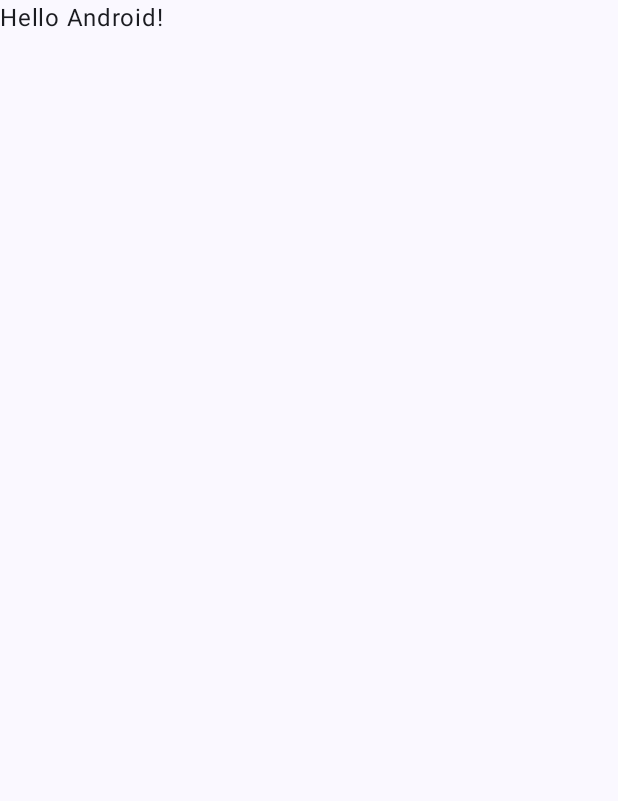
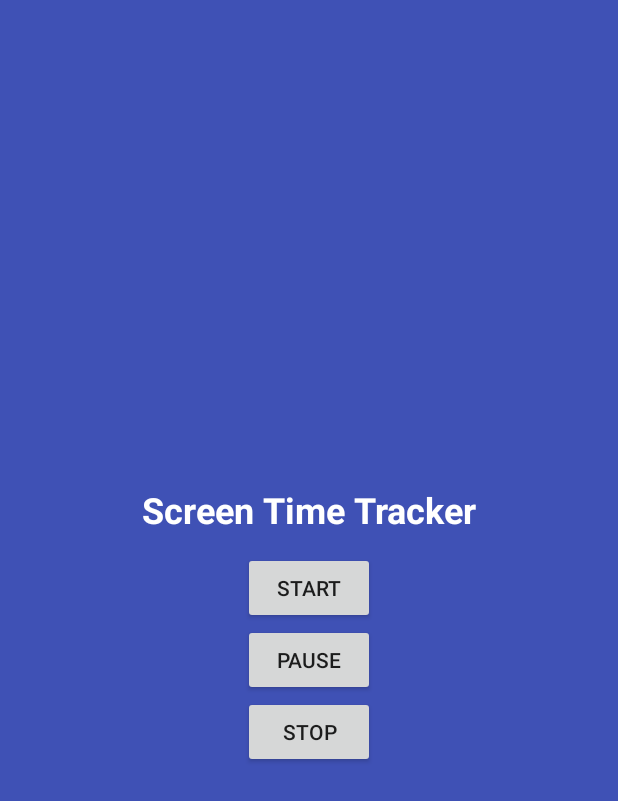
Before and after one commit to tanuxxx/ScreenTimeReminder, an Android app built with Jetpack Compose: the screen it shows after launch (MainActivity), on a phone screen of 412 x 824 dp. Before the commit the part shown is almost empty. Shown: the top 801 px of the screen. Run offline under Robolectric (Android 15) with nearby library versions, the phone set to English and light mode, and no system bars.

```diff
--- a/app/src/main/java/com/app/screentimereminder/MainActivity.kt
+++ b/app/src/main/java/com/app/screentimereminder/MainActivity.kt
@@ -5,37 +5,34 @@ import android.content.Intent
 import android.content.pm.PackageManager
 import android.os.Build
 import android.os.Bundle
+import android.os.Handler
+import android.os.Looper
+import android.widget.Button
+import android.widget.TextView
 import androidx.activity.ComponentActivity
-import androidx.activity.compose.setContent
-import androidx.activity.enableEdgeToEdge
-import androidx.compose.foundation.layout.fillMaxSize
-import androidx.compose.foundation.layout.padding
-import androidx.compose.material3.Button
-import androidx.compose.material3.Scaffold
-import androidx.compose.material3.Text
-import androidx.compose.runtime.Composable
-import androidx.compose.ui.Modifier
-import androidx.compose.ui.tooling.preview.Preview
 import androidx.core.app.ActivityCompat
 import androidx.core.content.ContextCompat
-import com.app.screentimereminder.ui.theme.ScreenTimeReminderTheme
 
 class MainActivity : ComponentActivity() {
-    override fun onCreate(savedInstanceState: Bundle?) {
-        super.onCreate(savedInstanceState)
-        enableEdgeToEdge()
-        setContent {
-            ScreenTimeReminderTheme {
-                Scaffold(modifier = Modifier.fillMaxSize()) { innerPadding ->
-                    Greeting(
-                        name = "Android",
-                        modifier = Modifier.padding(innerPadding)
-                    )
-                }
+
+    private val handler = Handler(Looper.getMainLooper())
+    private val updateInterval = 5000L // every 5 seconds
+
+    private val updater = object : Runnable {
+        override fun run() {
+            handler.postDelayed(this, updateInterval)
         }
     }
 
-        // Ask for notification permission on Android 13+ (API 33+)
+    override fun onCreate(savedInstanceState: Bundle?) {
+        super.onCreate(savedInstanceState)
+        setContentView(R.layout.activity_main)
+        checkUsageAccessPermission()
+        val startButton: Button = findViewById(R.id.startButton)
+        val pauseButton: Button = findViewById(R.id.pauseButton)
+        val stopButton: Button = findViewById(R.id.stopButton)
+
+        // Ask for notification permission on Android 13+
         if (Build.VERSION.SDK_INT >= Build.VERSION_CODES.TIRAMISU) {
             if (ContextCompat.checkSelfPermission(
                     this,
@@ -50,28 +47,50 @@ class MainActivity : ComponentActivity() {
             }
         }
 
-        // Start foreground service
-        val intent = Intent(this, ScreenTimeService::class.java)
+        startButton.setOnClickListener {
+            val intent = Intent(this, ScreenTimeService::class.java).apply {
+                action = ScreenTimeService.ACTION_START
+            }
             if (Build.VERSION.SDK_INT >= Build.VERSION_CODES.O) {
                 startForegroundService(intent)
             } else {
                 startService(intent)
             }
+            handler.post(updater)
+        }
+
+        pauseButton.setOnClickListener {
+            val intent = Intent(this, ScreenTimeService::class.java).apply {
+                action = ScreenTimeService.ACTION_PAUSE
+            }
+            startService(intent)
+            handler.removeCallbacks(updater)
+        }
+
+        stopButton.setOnClickListener {
+            val intent = Intent(this, ScreenTimeService::class.java).apply {
+                action = ScreenTimeService.ACTION_STOP
+            }
+            startService(intent)
+            handler.removeCallbacks(updater)
         }
     }
 
-@Composable
-fun Greeting(name: String, modifier: Modifier = Modifier) {
-    Text(
-        text = "Hello $name!",
-        modifier = modifier
+    override fun onDestroy() {
+        handler.removeCallbacks(updater)
+        super.onDestroy()
+    }
+    private fun checkUsageAccessPermission() {
+        val appOps = getSystemService(APP_OPS_SERVICE) as android.app.AppOpsManager
+        val mode = appOps.checkOpNoThrow(
+            "android:get_usage_stats",
+            android.os.Process.myUid(),
+            packageName
         )
+        if (mode != android.app.AppOpsManager.MODE_ALLOWED) {
+            val intent = Intent(android.provider.Settings.ACTION_USAGE_ACCESS_SETTINGS)
+            startActivity(intent) // user must enable manually
+        }
     }
 
-@Preview(showBackground = true)
-@Composable
-fun GreetingPreview() {
-    ScreenTimeReminderTheme {
-        Greeting("Android")
 }
-}
--- /dev/null
+++ b/app/src/main/res/layout/activity_main.xml
@@ -0,0 +1,38 @@
+<?xml version="1.0" encoding="utf-8"?>
+<LinearLayout xmlns:android="http://schemas.android.com/apk/res/android"
+    android:layout_width="match_parent"
+    android:layout_height="match_parent"
+    android:orientation="vertical"
+    android:gravity="center"
+    android:background="@color/purple_500"
+    android:padding="16dp">
+
+    <TextView
+        android:id="@+id/titleText"
+        android:layout_width="wrap_content"
+        android:layout_height="wrap_content"
+        android:text="Screen Time Tracker"
+        android:textSize="24sp"
+        android:textStyle="bold"
+        android:textColor="@color/white"
+        android:padding="12dp" />
+
+    <Button
+        android:id="@+id/startButton"
+        android:layout_width="wrap_content"
+        android:layout_height="wrap_content"
+        android:text="Start" />
+
+    <Button
+        android:id="@+id/pauseButton"
+        android:layout_width="wrap_content"
+        android:layout_height="wrap_content"
+        android:text="Pause" />
+
+    <Button
+        android:id="@+id/stopButton"
+        android:layout_width="wrap_content"
+        android:layout_height="wrap_content"
+        android:text="Stop" />
+
+</LinearLayout>
--- a/app/src/main/res/values/colors.xml
+++ b/app/src/main/res/values/colors.xml
@@ -1,7 +1,7 @@
 <?xml version="1.0" encoding="utf-8"?>
 <resources>
     <color name="purple_200">#FFBB86FC</color>
-    <color name="purple_500">#FF6200EE</color>
+    <color name="purple_500">#3F51B5</color>
     <color name="purple_700">#FF3700B3</color>
     <color name="teal_200">#FF03DAC5</color>
     <color name="teal_700">#FF018786</color>
```
Also changed, not shown: app/src/main/AndroidManifest.xml (+9 -0 lines), app/src/main/java/com/app/screentimereminder/BootReceiver.kt (added, +21 -0 lines), app/src/main/java/com/app/screentimereminder/ScreenTimeService.kt (+106 -50 lines), app/src/main/java/com/app/screentimereminder/SoundHelper.kt (added, +24 -0 lines), app/src/main/java/com/app/screentimereminder/UsageStatsHelper.kt (added, +43 -0 lines), 1 other file. Lines whose indentation alone changed are shown as unchanged.
